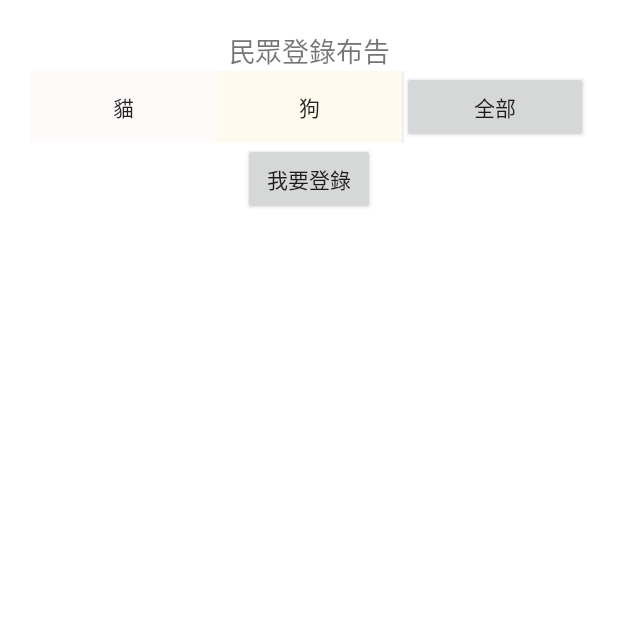
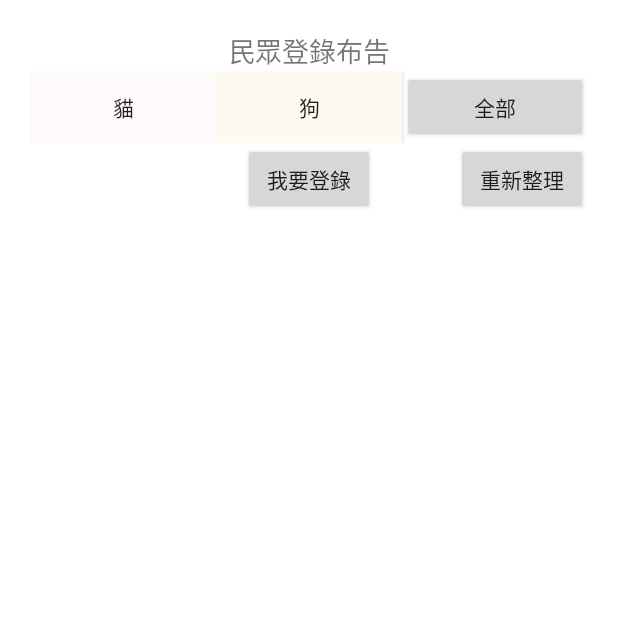
Before and after one commit to liucheyu/AniamlRegister, an Android app: the register screen opened directly, with no data from a screen before it, on a phone screen of 412 x 824 dp, the top half of it. Run offline under Robolectric (Android 15) with nearby library versions, the phone set to English and light mode, and no system bars; libraries missing offline, so code that uses them is left out: com.squareup.okhttp; 4 statements that could not run were skipped.

Commit message:
增加重新整理按鈕

```diff
--- a/app/src/main/java/com/example/animalregister/register.java
+++ b/app/src/main/java/com/example/animalregister/register.java
@@ -23,7 +23,7 @@ import java.util.ArrayList;
 
 public class register extends AppCompatActivity {
 
-    Button btnRegister,btnCat,btnDog,btnReset;
+    Button btnRegister,btnCat,btnDog,btnReset,btnRegisterReset;
     ListView registerListView;
     RegisterAdapter registerAdapter;
     private OkHttpClient okHttpClient;
@@ -46,9 +46,10 @@ public class register extends AppCompatActivity {
     }
 
 //    protected void onResume(){
+//
 //        Thread th = new Thread(okhttpRun);
 //        th.start();
-//        registerAdapter.notifyDataSetChanged();
+//        //registerAdapter.notifyDataSetChanged();
 //        super.onResume();
 //
 //    }
@@ -64,6 +65,14 @@ public class register extends AppCompatActivity {
             public void onClick(View v) {
                 Intent registerIntent = new Intent(register.this,registerData.class);
                 startActivity(registerIntent);
+            }
+        });
+        btnRegisterReset = findViewById(R.id.btnRegisterReset);
+        btnRegisterReset.setOnClickListener(new Button.OnClickListener() {
+            @Override
+            public void onClick(View v) {
+                Thread th = new Thread(okhttpRun);
+                th.start();
             }
         });
     }
--- a/app/src/main/res/layout/activity_register.xml
+++ b/app/src/main/res/layout/activity_register.xml
@@ -51,12 +51,27 @@
 
     </LinearLayout>
 
-        <Button
-            android:id="@+id/btnRegister"
-            android:layout_width="wrap_content"
-            android:layout_height="wrap_content"
-            android:text="我要登錄"
-            android:layout_gravity="center_horizontal"/>
+
+        <RelativeLayout
+            android:layout_width="match_parent"
+            android:layout_height="wrap_content">
+
+            <Button
+                android:id="@+id/btnRegister"
+                android:layout_width="wrap_content"
+                android:layout_height="wrap_content"
+                android:text="我要登錄"
+                android:layout_centerHorizontal="true"/>
+
+            <Button
+                android:id="@+id/btnRegisterReset"
+                android:layout_width="wrap_content"
+                android:layout_height="wrap_content"
+                android:text="重新整理"
+                android:layout_alignParentRight="true"/>
+
+
+        </RelativeLayout>
 
 
     <ListView
```
